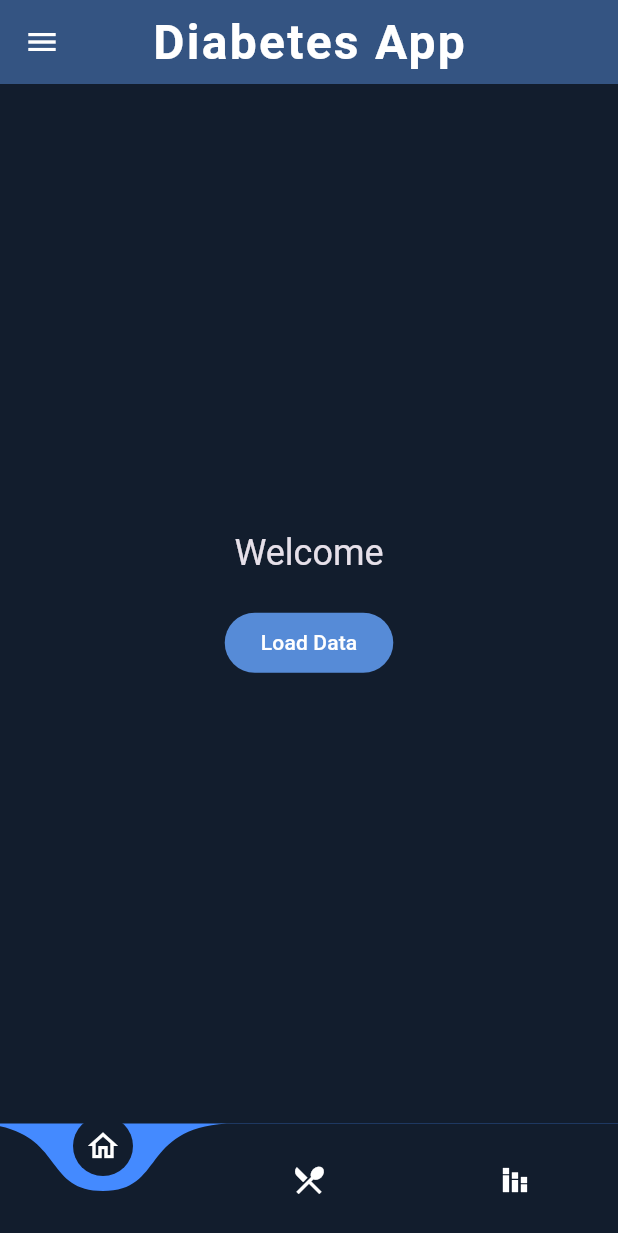
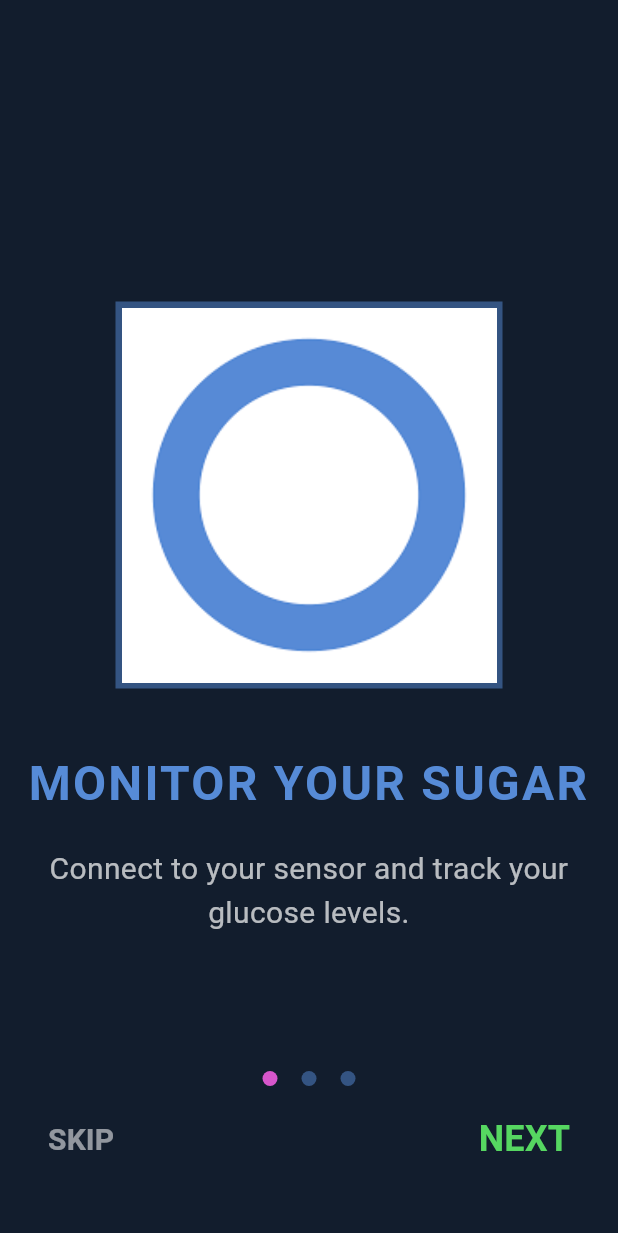
Before and after one commit to natalia0sperczynska/diabetes_app, a Flutter app: the screen it shows after launch, on a phone screen of 412 x 824 dp. Shown: the top 1233 px of the screen. Run offline on Flutter 3.47's test engine with Material 3 defaults, Android fonts, the phone set to English and light mode, and no system bars; drawn by our look-alikes of curved_navigation_bar, smooth_page_indicator; our stand-ins replace awesome_snackbar_content, google_fonts; Roboto replaces fonts that are missing (Iceland).

Commit message:
Introduction pages

```diff
--- a/lib/main.dart
+++ b/lib/main.dart
@@ -1,9 +1,10 @@
 import 'package:diabetes_app/ui/screens/home/home_screen.dart';
+import 'package:diabetes_app/ui/screens/intro/intro_screen.dart';
 import 'package:diabetes_app/ui/themes/theme/app_theme.dart';
 import 'package:flutter/material.dart';
 import 'ui/view_models/home_view_model.dart';
 import 'package:provider/provider.dart';
-import 'ui/screens/home/home_screen.dart';
+import 'ui/screens/intro/intro_screen.dart';
 
 void main() {
   runApp(
@@ -27,7 +28,8 @@ class MyApp extends StatelessWidget {
       title: 'Diabetes App',
       theme: AppTheme.pixelTheme,
       debugShowCheckedModeBanner: false,
-      home: const HomeScreen(),
+      home: IntroductionScreen(),
+      //home: const HomeScreen(),
     );
   }
 }
--- a/lib/ui/screens/home/home_content.dart
+++ b/lib/ui/screens/home/home_content.dart
@@ -23,6 +23,7 @@ class HomeContent extends StatelessWidget {
           FilledButton(
             onPressed: () {
               context.read<HomeViewModel>().loadUserData();
+              //uzywajcie tego snack baru pleaseee
               SnackbarUtils.showAwesomeSnackbar(
                 context,
                 title: "Success",
--- /dev/null
+++ b/lib/ui/screens/intro/intro_component.dart
@@ -0,0 +1,53 @@
+import 'package:flutter/material.dart';
+import 'package:google_fonts/google_fonts.dart';
+import '../../themes/colors/app_colors.dart';
+
+class IntroComponent extends StatelessWidget {
+  final String title;
+  final String description;
+  final String image;
+
+  const IntroComponent({
+    super.key,
+    required this.title,
+    required this.description,
+    required this.image,
+  });
+
+  @override
+  Widget build(BuildContext context) {
+    return Column(
+      mainAxisAlignment: MainAxisAlignment.center,
+      children: [
+        Container(
+          padding: const EdgeInsets.all(4.0),
+          decoration: const BoxDecoration(
+            color: AppColors.darkBlue1,
+            borderRadius: BorderRadius.zero,
+          ),
+          child: Image.asset(image, height: 250, fit: BoxFit.contain),
+        ),
+
+        const SizedBox(height: 40),
+        Text(
+          title,
+          textAlign: TextAlign.center,
+          style: GoogleFonts.iceland(
+            fontSize: 32,
+            fontWeight: FontWeight.bold,
+            color: AppColors.mainBlue,
+            letterSpacing: 1.5,
+          ),
+        ),
+
+        const SizedBox(height: 20),
+
+        Text(
+          description,
+          textAlign: TextAlign.center,
+          style: GoogleFonts.iceland(fontSize: 20, color: Colors.white70),
+        ),
+      ],
+    );
+  }
+}
--- /dev/null
+++ b/lib/ui/screens/intro/intro_data.dart
@@ -0,0 +1,22 @@
+import 'package:diabetes_app/utils/app_assets/app_assets.dart';
+import 'package:flutter/material.dart';
+import 'intro_component.dart';
+
+final List<Widget> pages = [
+  IntroComponent(
+    title: "MONITOR YOUR SUGAR",
+    description: "Connect to your sensor and track your glucose levels.",
+    image: AppAssets.logo,
+  ),
+  IntroComponent(
+    title: "TRACK YOUR MEALS",
+    description:
+    "Log down your carbohydrates and see how they affect your health.",
+    image: AppAssets.logo,
+  ),
+  IntroComponent(
+    title: "ANALYZE YOUR RESULTS",
+    description: "Clear graphs will help you better control your diabetes.",
+    image: AppAssets.logo,
+  ),
+];
--- /dev/null
+++ b/lib/ui/screens/intro/intro_screen.dart
@@ -0,0 +1,124 @@
+import 'package:diabetes_app/ui/screens/intro/intro_data.dart';
+import 'package:flutter/material.dart';
+import 'package:google_fonts/google_fonts.dart';
+import '../../themes/colors/app_colors.dart';
+import '../home/home_screen.dart';
+import 'package:smooth_page_indicator/smooth_page_indicator.dart';
+import 'intro_component.dart';
+import 'intro_data.dart';
+
+class IntroductionScreen extends StatefulWidget {
+  const IntroductionScreen({super.key});
+
+  @override
+  State<IntroductionScreen> createState() => _IntroductionScreenState();
+}
+
+class _IntroductionScreenState extends State<IntroductionScreen> {
+  final PageController _pageController = PageController();
+  int _currentIndex = 0;
+  final _pages = pages;
+
+  void _skip() {
+    _onFinish();
+  }
+
+  void _onNext() {
+    if (_currentIndex < _pages.length - 1) {
+      _pageController.nextPage(
+        duration: Duration(milliseconds: 300),
+        curve: Curves.easeIn,
+      );
+    } else {
+      _onFinish();
+    }
+  }
+
+  void _onFinish() {
+    Navigator.pushReplacement(
+      context,
+      MaterialPageRoute(builder: (context) => HomeScreen()),
+    );
+  }
+
+  void _animateToPage(int index) {
+    _pageController.animateToPage(
+      index,
+      duration: Duration(milliseconds: 300),
+      curve: Curves.easeIn,
+    );
+  }
+
+  @override
+  Widget build(BuildContext context) {
+    return Scaffold(
+      backgroundColor: AppColors.darkBlue2,
+      body: Stack(
+        children: [
+          PageView.builder(
+            controller: _pageController,
+            itemCount: _pages.length,
+            onPageChanged: (index) {
+              setState(() {
+                _currentIndex = index;
+              });
+            },
+            itemBuilder: (context, index) => _pages[index],
+          ),
+          if (_currentIndex != _pages.length - 1)
+            Positioned(
+              bottom: 40,
+              left: 20,
+              child: TextButton(
+                onPressed: _skip,
+                child: Text(
+                  "SKIP",
+                  style: GoogleFonts.iceland(
+                    fontSize: 20,
+                    color: Colors.white54,
+                    fontWeight: FontWeight.bold,
+                  ),
+                ),
+              ),
+            ),
+          Positioned(
+            bottom: 40,
+            right: 20,
+            child: TextButton(
+              onPressed: _onNext,
+              child: Text(
+                _currentIndex == _pages.length - 1 ? "FINISH" : "NEXT",
+                style: GoogleFonts.iceland(
+                  fontSize: 24,
+                  color: AppColors.green,
+                  fontWeight: FontWeight.bold,
+                ),
+              ),
+            ),
+          ),
+          Positioned(
+            left: 0,
+            right: 0,
+            bottom: 100,
+            child: Center(
+              child: SmoothPageIndicator(
+                controller: _pageController,
+                count: _pages.length,
+                onDotClicked: (index) {
+                  _animateToPage(index);
+                },
+                effect: const JumpingDotEffect(
+                  dotHeight: 10,
+                  dotWidth: 10,
+                  spacing: 16,
+                  dotColor: AppColors.darkBlue1,
+                  activeDotColor: AppColors.pink,
+                ),
+              ),
+            ),
+          ),
+        ],
+      ),
+    );
+  }
+}
--- a/lib/utils/app_assets/app_assets.dart
+++ b/lib/utils/app_assets/app_assets.dart
@@ -2,4 +2,5 @@ class AppAssets {
   static const String _imagesPath = 'assets/images';
 
   static const String placeholder = '$_imagesPath/placeholder_pixel.jpg';
+  static const String logo = '$_imagesPath/diabetes_logo_placeholder.png';
 }
--- a/pubspec.yaml
+++ b/pubspec.yaml
@@ -39,6 +39,9 @@ dependencies:
   curved_navigation_bar: ^1.0.6
   fl_chart: ^1.1.1
   awesome_snackbar_content: ^0.1.8
+  introduction_screen: ^4.0.0
+  cached_network_image: ^3.4.0
+  smooth_page_indicator: ^1.2.1
 
 dev_dependencies:
   flutter_test:
@@ -49,7 +52,7 @@ dev_dependencies:
   # activated in the `analysis_options.yaml` file located at the root of your
   # package. See that file for information about deactivating specific lint
   # rules and activating additional ones.
-  flutter_lints: ^5.0.0
+  flutter_lints: ^6.0.0
 
 # For information on the generic Dart part of this file, see the
 # following page: https://dart.dev/tools/pub/pubspec
```
Also changed, not shown: assets/images/diabetes_logo_placeholder.png (added), 1 other file.
